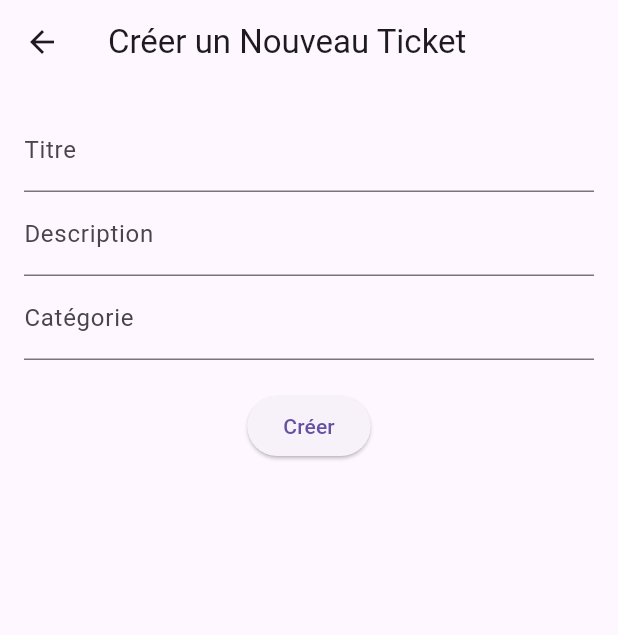
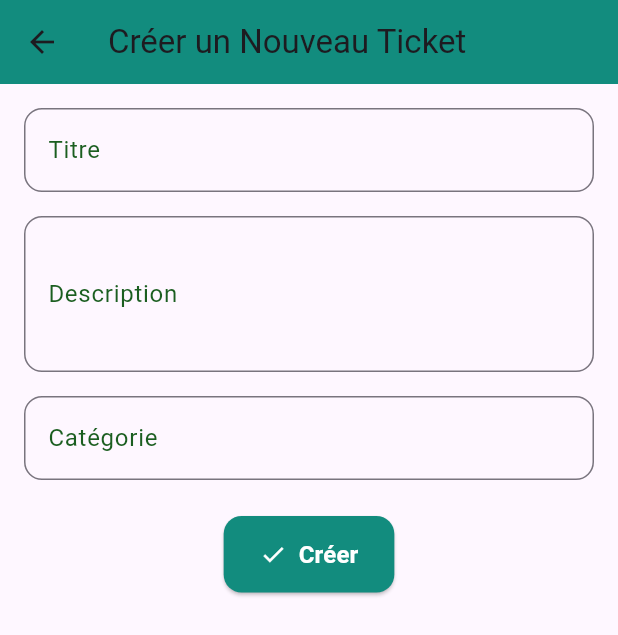
Before and after one commit to Amidoukone/Flutter_ticket_manager, a Flutter app: the CreateTicketScreen screen opened by its route, on a phone screen of 412 x 824 dp. Shown: the top 635 px of the screen. Run offline on Flutter 3.47's test engine with Material 3 defaults, Android fonts, the phone set to English and light mode, and no system bars; our stand-ins replace cloud_firestore, firebase_auth, firebase_core; accounts and stored records are empty.

Commit message:
First commit

```diff
--- a/lib/main.dart
+++ b/lib/main.dart
@@ -39,6 +39,7 @@ class MyApp extends StatelessWidget {
   @override
   Widget build(BuildContext context) {
     return MaterialApp(
+      debugShowCheckedModeBanner:false,
       title: 'Gestion de Tickets',
       theme: ThemeData(
         primarySwatch: Colors.blue,
--- a/lib/screens/create_ticket_screen.dart
+++ b/lib/screens/create_ticket_screen.dart
@@ -49,27 +49,79 @@ class CreateTicketScreen extends StatelessWidget {
     return Scaffold(
       appBar: AppBar(
         title: const Text('Créer un Nouveau Ticket'),
+        backgroundColor: const Color(0xFF128C7E), // Couleur verte plus foncée
       ),
       body: Padding(
         padding: const EdgeInsets.all(16.0),
         child: Column(
+          crossAxisAlignment: CrossAxisAlignment.start,
           children: [
             TextField(
               controller: titleController,
-              decoration: const InputDecoration(labelText: 'Titre'),
+              decoration: InputDecoration(
+                labelText: 'Titre',
+                labelStyle: const TextStyle(color: Color(0xFF1B5E20)), // Couleur verte foncée
+                border: OutlineInputBorder(
+                  borderRadius: BorderRadius.circular(12),
+                ),
+                focusedBorder: OutlineInputBorder(
+                  borderSide: const BorderSide(color: Color(0xFF128C7E), width: 2.0), // Bordure verte foncée
+                  borderRadius: BorderRadius.circular(12),
+                ),
+              ),
             ),
+            const SizedBox(height: 16),
             TextField(
               controller: descriptionController,
-              decoration: const InputDecoration(labelText: 'Description'),
+              decoration: InputDecoration(
+                labelText: 'Description',
+                labelStyle: const TextStyle(color: Color(0xFF1B5E20)),
+                border: OutlineInputBorder(
+                  borderRadius: BorderRadius.circular(12),
+                ),
+                focusedBorder: OutlineInputBorder(
+                  borderSide: const BorderSide(color: Color(0xFF128C7E), width: 2.0),
+                  borderRadius: BorderRadius.circular(12),
+                ),
+              ),
+              maxLines: 3, // Permet plus d'espace pour la description
             ),
+            const SizedBox(height: 16),
             TextField(
               controller: categoryController,
-              decoration: const InputDecoration(labelText: 'Catégorie'),
+              decoration: InputDecoration(
+                labelText: 'Catégorie',
+                labelStyle: const TextStyle(color: Color(0xFF1B5E20)),
+                border: OutlineInputBorder(
+                  borderRadius: BorderRadius.circular(12),
+                ),
+                focusedBorder: OutlineInputBorder(
+                  borderSide: const BorderSide(color: Color(0xFF128C7E), width: 2.0),
+                  borderRadius: BorderRadius.circular(12),
+                ),
+              ),
             ),
-            const SizedBox(height: 20),
-            ElevatedButton(
-              onPressed: createTicket,
-              child: const Text('Créer'),
+            const SizedBox(height: 24),
+            Center(
+              child: ElevatedButton.icon(
+                style: ElevatedButton.styleFrom(
+                  backgroundColor: const Color(0xFF128C7E), // Bouton vert foncé
+                  padding: const EdgeInsets.symmetric(vertical: 14.0, horizontal: 24.0),
+                  shape: RoundedRectangleBorder(
+                    borderRadius: BorderRadius.circular(12),
+                  ),
+                ),
+                icon: const Icon(Icons.check, color: Colors.white), // Icône avec le texte
+                onPressed: createTicket,
+                label: const Text(
+                  'Créer',
+                  style: TextStyle(
+                    fontSize: 16,
+                    color: Colors.white,
+                    fontWeight: FontWeight.bold,
+                  ),
+                ),
+              ),
             ),
           ],
         ),
```
Also changed, not shown: lib/screens/home_screen.dart (+20 -12 lines), lib/screens/login_screen.dart (+20 -10 lines), lib/screens/register_screen.dart (+21 -6 lines), lib/screens/ticket_detail_screen.dart (+11 -5 lines), package-lock.json.
